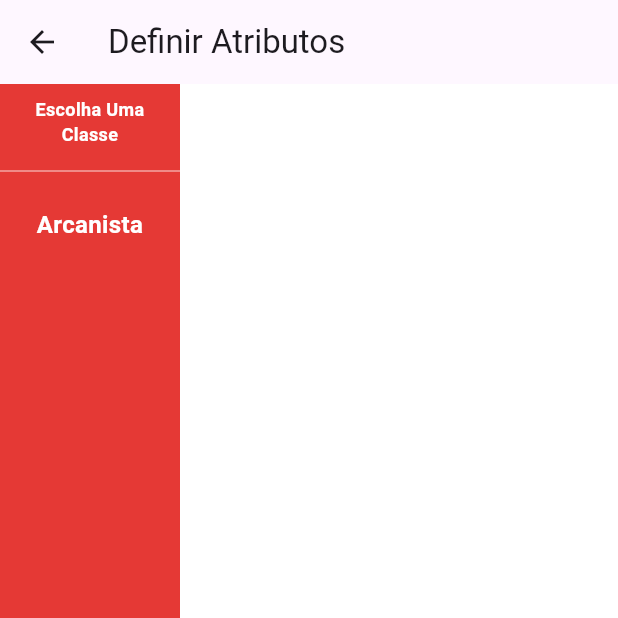
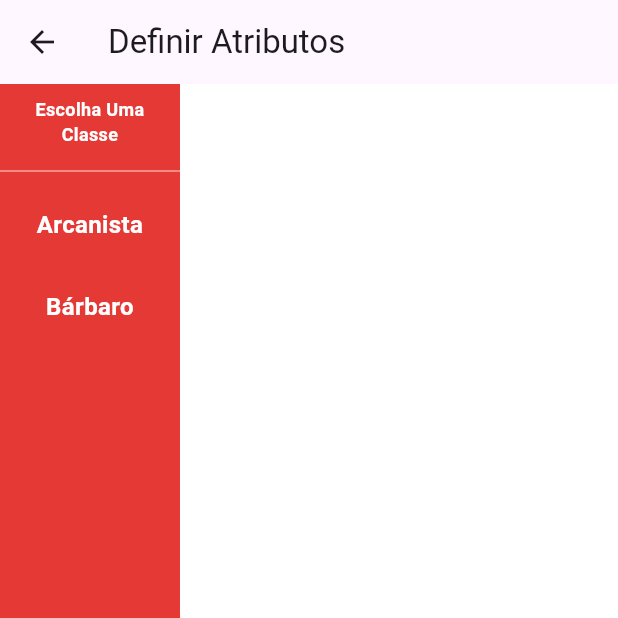
Before and after one commit to JohnThefive/Criador-de-personagem---Tormenta-20, a Flutter app: the CharacterCreatorScreen screen opened directly, swiped to page 3, on a phone screen of 412 x 824 dp, the top half of it. Run offline on Flutter 3.47's test engine with Material 3 defaults, Android fonts, the phone set to English and light mode, and no system bars; our stand-ins replace flutter_bloc.

Commit message:
adição de classe e atualização de appbar
A pagina de seleção de classe foi modificada para conseguir exibir as habilidades de classe.

A classe barbaro foi adicionada

o Botão próximo agora foi posicionado na parte superior da tela (junto com o botão de voltar)

```diff
--- a/lib/domain/entities/classe.dart
+++ b/lib/domain/entities/classe.dart
@@ -50,6 +50,9 @@ class Classe {
   // A classe pode ter caminhos para escolher no Nível 1 (Ex: Arcanista)
   final List<CaminhoDeClasse> caminhosDisponiveis;
 
+  final Map<String, String> habilidadesFixas; // Ex: Fúria, Instinto Selvagem
+  final Map<String, String> poderesDaClasse;  // Ex: Alma de Bronze, Frenesi
+
   const Classe({
     required this.nome,
     required this.pvInicial,
@@ -63,7 +66,9 @@ class Classe {
     this.caminhosDisponiveis = const [],
     this.tabelaDeProgressao = const {},
     required this.caminhoImagem,
-    required this.descricaoclasse, // <--- AQUI
+    required this.descricaoclasse,
+    this.habilidadesFixas = const {},
+    this.poderesDaClasse = const {},
 
 
   });
--- a/lib/domain/entities/poder.dart
+++ b/lib/domain/entities/poder.dart
@@ -25,7 +25,7 @@ class Poder {
     // 1. Checa Nível
     if (classeAtual.nivel < nivelMinimo) return false;
 
-    // 2. Checa Caminho (Se a lista não for vazia, o caminho atual DEVE estar nela)
+    // 2. Checa Caminho (
     if (caminhosExigidos.isNotEmpty) {
       final caminhoAtual = classeAtual.caminhoEscolhido?.nome;
       if (caminhoAtual == null || !caminhosExigidos.contains(caminhoAtual)) {
@@ -39,7 +39,7 @@ class Poder {
       if (!nomesDosPoderesQueTenho.contains(exigido)) return false;
     }
 
-    // 4. Checa Perícias (Assumindo que teremos uma lista de perícias treinadas no personagem no futuro)
+    // 4. Checa Perícias (deixarei isso para apliicações futuras)
     // for (var pericia in periciasExigidas) {
     //   if (!personagem.periciasTreinadas.contains(pericia)) return false;
     // }
--- a/lib/domain/services/banco_classes.dart
+++ b/lib/domain/services/banco_classes.dart
@@ -1,3 +1,5 @@
+import 'package:t20_creator/domain/entities/proficiencias.dart';
+
 import '../entities/classe.dart';
 
 class BancoDeClasses {
@@ -44,28 +46,134 @@ class BancoDeClasses {
         19: ["Poder de Arcanista"],
         20: ["Poder de Arcanista", "Alta Arcana"],
       },
+
       caminhosDisponiveis: [
         CaminhoDeClasse(
           nome: "Bruxo",
           atributoChave: "INT",
-          descricao: "Usa um Foco Mágico (RD 10, PV = metade do seu). Se destruído, fica atordoado.",
+          descricao: "Usa um Foco Mágico (RD 10, PV = metade do seu). Se destruído, fica atordoado (USA INT).",
           temFocoMagico: true,
         ),
         CaminhoDeClasse(
           nome: "Feiticeiro",
           atributoChave: "CAR",
-          descricao: "Magia inata através de uma Linhagem. Aprende magias em níveis ímpares.",
+          descricao: "Magia inata através de uma Linhagem. Aprende magias em níveis ímpares (USA CAR).",
           temLinhagem: true,
         ),
         CaminhoDeClasse(
           nome: "Mago",
           atributoChave: "INT",
-          descricao: "Possui um Grimório. Precisa memorizar magias. Começa com 4 magias.",
+          descricao: "Possui um Grimório. Precisa memorizar magias. Começa com 4 magias (USA INT).",
           temGrimorio: true,
         ),
+      ],
 
+    habilidadesFixas: {
+  "Magias": "Você pode lançar magias arcanas. Você conhece e pode lançar magias de acordo com seu nível de Arcanista. Seu atributo-chave define a CD para resistir às suas magias e a quantidade de PM disponíveis.",
+  "Poder do Arcanista": "A cada nível, você recebe um Poder de Arcanista à sua escolha, desde que cumpra os pré-requisitos. Você só pode escolher cada poder uma vez, a menos que sua descrição diga o contrário.",
+  "Alta Arcana": "No 20º nível, seu domínio das artes arcanas é absoluto. O custo em PM de suas magias arcanas é reduzido à metade (após aplicar aprimoramentos e outros efeitos que alterem o custo)."
+   },
+
+   poderesDaClasse: {
+  "Arcano de Batalha": "Quando lança uma magia que cause dano, você soma seu atributo-chave na rolagem de dano.",
+  "Aumento de Atributo": "Você recebe +1 em um atributo. Pode escolher este poder várias vezes, mas apenas uma vez por patamar para o mesmo atributo.",
+  "Caldeirão do Bruxo": "Você pode criar poções como se tivesse o poder geral Preparar Poção. Se já o tiver, pode criar poções de até 5º círculo. Pré-requisitos: Bruxo, treinado em Ofício (alquimista).",
+  "Conhecimento Mágico": "Você aprende duas magias de qualquer círculo que possa lançar. Pode escolher este poder várias vezes.",
+  "Contramágica Aprimorada": "Uma vez por rodada, você pode fazer uma contramágica como reação. Pré-requisito: Dissipar Magia.",
+  "Envolto em Mistério": "Você recebe +5 em Enganação e Intimidação contra pessoas ignorantes ou supersticiosas, conforme definido pelo mestre.",
+  "Escriba Arcano": "Você pode aprender magias copiando pergaminhos ou grimórios. O custo é um dia de trabalho e T250 por PM da magia. Pré-requisitos: Mago, treinado em Ofício (escriba).",
+  "Especialista em Escola": "Escolha uma escola de magia. A CD para resistir às suas magias dessa escola aumenta em +2. Pré-requisito: Bruxo ou Mago.",
+  "Familiar": "Você possui um animal mágico que o auxilia. Ele concede benefícios conforme regras específicas de Familiar.",
+  "Fluxo de Mana": "Você pode manter dois efeitos sustentados ativos simultaneamente com uma única ação livre, pagando seus custos normalmente. Pré-requisito: 10º nível de Arcanista.",
+  "Foco Vital": "Se estiver segurando seu foco mágico e sofrer dano que o levaria a 0 PV ou menos, você fica com 1 PV e o foco perde PV igual ao excedente. Se o foco for destruído, você sofre o dano restante. Pré-requisito: Bruxo.",
+  "Fortalecimento Arcano": "A CD para resistir às suas magias aumenta em +1. Se puder lançar magias de 4º círculo, aumenta em +2. Pré-requisito: 5º nível de Arcanista.",
+  "Herança Aprimorada": "Você recebe a herança aprimorada de sua linhagem sobrenatural. Pré-requisitos: Feiticeiro, 6º nível de Arcanista.",
+  "Herança Superior": "Você recebe a herança superior de sua linhagem sobrenatural. Pré-requisitos: Herança Aprimorada, 11º nível de Arcanista.",
+  "Magia Pungente": "Ao lançar uma magia, você pode pagar 1 PM para aumentar em +2 a CD para resistir a ela.",
+  "Mestre em Escola": "Escolha uma escola de magia. O custo para lançar magias dessa escola diminui em –1 PM. Pré-requisitos: Especialista em Escola (mesma escola), 8º nível de Arcanista.",
+  "Poder Mágico": "Você recebe +1 PM por nível de Arcanista. Se escolher este poder no 4º nível, recebe 4 PM adicionais. Ao subir de nível, recebe +1 PM adicional por nível.",
+  "Raio Arcano": "Você pode gastar uma ação padrão para causar 1d8 de dano de essência em alcance curto. O dano aumenta em +1d8 por círculo acima do 1º que puder lançar. Reflexos (CD atributo-chave) reduz à metade. Conta como magia.",
+  "Raio Elemental": "Ao usar Raio Arcano, pode pagar 1 PM para causar dano elemental (ácido, eletricidade, fogo, frio ou trevas). Se o alvo falhar no teste, sofre condição adicional conforme o elemento. Pré-requisito: Raio Arcano.",
+  "Raio Poderoso": "O dano do Raio Arcano aumenta para d12 e seu alcance passa a médio. Pré-requisito: Raio Arcano.",
+  "Tinta do Mago": "Você pode criar pergaminhos como se tivesse Escrever Pergaminho. Se já o tiver, o custo é reduzido à metade. Pré-requisitos: Mago, treinado em Ofício (escriba)."
+}
+    ),
+    Classe(
+      nome: "Bárbaro",
+      descricaoclasse: """
+      Arte feita por: Vitor Ervilha magallhães
+
+      Um combatente primitivo, que usa fúria e instintos para destruir seus inimigos.""",
+      caminhoImagem: "assets/images/classes/barbaro.png",
+      pvInicial: 24,
+      pvPorNivel: 6,
+      pmInicial: 3,
+      pmPorNivel: 3,
+      // Proficiências: Incluí armas simples e armaduras leves, que são padrão para marciais no T20, além das citadas
+      proficiencias: [
+        TipoProficiencia.armasSimples,
+        TipoProficiencia.armasMarciais,
+        TipoProficiencia.armadurasLeves,
+        TipoProficiencia.escudos
       ],
+      periciasFixas: ['FORTITUDE', 'LUTA'],
+      qtdPericiasEscolha: 4,
+      periciasOpcoes: [
+        'ADESTRAMENTO', 'ATLETISMO', 'CAVALGAR', 'INICIATIVA',
+        'INTIMIDACAO', 'OFICIO', 'PERCEPCAO', 'PONTARIA',
+        'SOBREVIVENCIA', 'VONTADE'
+      ],
+      caminhosDisponiveis: [], // Bárbaro não escolhe caminho no Nível 1
+      tabelaDeProgressao: {
+        1: ["Fúria +2"],
+        2: ["Poder de Bárbaro"],
+        3: ["Instinto Selvagem +1", "Poder de Bárbaro"],
+        4: ["Poder de Bárbaro"],
+        5: ["Poder de Bárbaro", "Redução de Dano 2"],
+        6: ["Fúria +3", "Poder de Bárbaro"],
+        7: ["Poder de Bárbaro"],
+        8: ["Poder de Bárbaro", "Redução de Dano 4"],
+        9: ["Instinto Selvagem +2", "Poder de Bárbaro"],
+        10: ["Poder de Bárbaro"],
+        11: ["Fúria +4", "Poder de Bárbaro", "Redução de Dano 6"],
+        12: ["Poder de Bárbaro"],
+        13: ["Poder de Bárbaro"],
+        14: ["Poder de Bárbaro", "Redução de Dano 8"],
+        15: ["Instinto Selvagem +3", "Poder de Bárbaro"],
+        16: ["Fúria +5", "Poder de Bárbaro"],
+        17: ["Poder de Bárbaro", "Redução de Dano 10"],
+        18: ["Poder de Bárbaro"],
+        19: ["Poder de Bárbaro"],
+        20: ["Fúria Titânica", "Poder de Bárbaro"],
+      },
+      habilidadesFixas: {
+        "Fúria": "Você pode gastar 2 PM para invocar uma fúria selvagem...",
+        "Instinto Selvagem": "No 3o nível, você recebe +1 em rolagens de dano, Percepção e Reflexos. A cada seis níveis, esse bônus aumenta em +1.",
+        "Redução de Dano": "A partir do 5º nível, graças ao seu vigor, você ignora 2 pontos de dano, a cada 3 níveis, sua RD aumenta em 2 até o máximo de 10",
+        "Fúria Titânica": "No 20º nível, o bônus de sua Fúria aumenta para +6. Além disso, quando entra em fúria você pode dobrar seu tamanho...",
+      },
+      poderesDaClasse: {
+        "Alma de Bronze": "Quando entra em fúria, você recebe uma quantidade de pontos de vida temporários igual a metade do seu nível + mod. Força.",
+        "Aumento de Atributo": "Você recebe +2 em um atributo a sua escolha...",
+        "Brado Assustador": "Você pode gastar uma ação de movimento e 1 PM para soltar um berro feroz. Inimigos devem fazer teste de Vontade...",
+        "Crítico Brutal": "Seu multiplicador de crítico com ataques corpo a corpo aumenta em +1.",
+        "Destruidor": "Quando causa dano com arma de duas mãos, pode rolar novamente resultados 1 ou 2.",
+        "Espírito Inquebrável": "Enquanto está em fúria, você não fica inconsciente por estar com 0 ou menos PV.",
+        "Golpe Poderoso": "Você pode gastar 1 PM  para causar um dado extra de dano do mesmo tipo (Golpe corpo a corpo ou aremesso)" ,
+        "Ímpeto": "Você pode gastar 1 pm para Aumentar seu deslocamento em 6m+ por rodada" ,
+        "Investida Imprudente": "aumenta sua penalidade na Defesa pela investida para –5 para receber um bônus de +1d12 na rolagem de dano deste ataque.",
+        "Pele de Aço": "O bônus de Pele de Ferro aumenta para +8. Pré-requisitos: Pele de Ferro, 8o nível de bárbaro.",
+        "Sangue dos Inimigos": "em fúria, quando faz um acerto crítico ou Mata um inimigo, você recebe um bônus cumulativo de +1 em testes de ataque e rolagens de dano, limitado pelo seu nível, até o fim da cena.",
+        "Superstição": "Você odeia magia, o que faz com que seja mais resistente a ela. Você recebe resistência a magia +5",
+        "Totem Espiritual": "Você soma sua Sabedoria no seu total de pontos de mana. Escolha um animal totémico e Você aprende e pode lançar uma magia definida pelo animal escolhido (atributo-chave Sabedoria) e pode lançá-la mesmo em fúria. Pré-requisitos: Sab 1, 4o nível de bárbaro.",
+        "Vigor Primal":"Você pode gastar uma ação de movimento e uma quantidade de PM limitada por sua Constituição. Para cada PM que gastar, você recupera 1d12 pontos de vida.",
+        "Esquiva Sobrenatural": "Seus instintos ficam tão apurados que você nunca fica surpreendido.",
+        "Força Indomável.": "Gasta 1 PM para somar seu nível em um teste de Força ou Atletismo. Você pode usar esta habilidade depois de rolar o dado, mas deve usá-la antes de o mestre dizer se você passou ou não.",
+        "Frenesi": "Se estiver em fúria e usar a ação atacar para fazer um ataque corpo a corpo, você pode gastar 2 PM para fazer um ataque adicional.",
+        "Fúria da Savana": "Seu deslocamento aumenta em +3m. Quando usa Fúria, você aplica o bônus em ataque e dano também a armas de arremesso.",
+        "Fúria Raivosa": "e sua Fúria for terminar por você não ter atacado nem sido alvo de um efeito hostil, você pode pagar 1 PM para continuar em fúria nesta rodada. Se você atacar ou for atacado na rodada seguinte, sua fúria continua normalmente."
+      },
     ),
-    // Futuramente adicionaremos Guerreiro, Bárbaro, etc aqui.
+    // Futuramente adicionaremos BARDO, guerreiro, etc aqui.
   ];
 }
--- a/lib/presentation/screens/char_creation_screen.dart
+++ b/lib/presentation/screens/char_creation_screen.dart
@@ -34,18 +34,18 @@ class CharacterCreatorScreen extends StatelessWidget {
             }
             final cubit = context.read<PersonagemCubit>();
 
-            // 1. Se estiver avançado no Wizard (Raça, etc), volta uma etapa
+            // Se estiver avançado no Wizard (Raça, etc), volta uma etapa
             if (state.etapaAtual > 0) {
               cubit.voltarEtapa();
             }
-            // 2. Se estiver na etapa 0 mas já escolheu um método (Rolagem/Compra), reseta pro inicio
+            // Se estiver na etapa 0 mas já escolheu um método (Rolagem/Compra), reseta pro inicio
             else if (state.metodoAtributos != MetodoAtributos.nenhum) {
                cubit.escolherMetodoAtributos(MetodoAtributos.nenhum);
             }
             // 3. Se estiver no começo de tudo, limpa a memória e fecha a tela
             else {
-              cubit.resetarCriacao(); // <--- O SEGREDO ESTÁ AQUI (Limpa o estado sujo)
-              Navigator.pop(context); // Agora sim fecha manualmente
+              cubit.resetarCriacao(); // (Limpa o estado sujo)
+              Navigator.pop(context);
             }
           },child:Scaffold(
           appBar: AppBar(
@@ -61,9 +61,27 @@ class CharacterCreatorScreen extends StatelessWidget {
                 }
               },
             ),
+            // Botão de avançar só aparece quando uma atividade é concluida (modificar visual no futuro)
+            actions: [
+                if (_deveMostrarBotaoAvancar(state))
+                  Padding(
+                    padding: const EdgeInsets.only(right: 8.0),
+                    child: TextButton(
+                      onPressed: () => context.read<PersonagemCubit>().avancarEtapa(),
+                      style: TextButton.styleFrom(
+                        foregroundColor: Colors.red[900], // Cor do texto e ícone
+                      ),
+                      child: const Row(
+                        children: [
+                          Text("Próximo", style: TextStyle(fontWeight: FontWeight.bold, fontSize: 16)),
+                          SizedBox(width: 4),
+                          Icon(Icons.arrow_forward),
+                        ],
+                      ),
+                    ),
+                  ),
+              ],
           ),
-
-          // O CORPO É UM WIZARD QUE NÃO DESLIZA COM O DEDO (Physics)
           body: PageView(
             controller: _pageController,
             physics: const NeverScrollableScrollPhysics(), // Bloqueia swipe manual
@@ -71,6 +89,8 @@ class CharacterCreatorScreen extends StatelessWidget {
               _PaginaAtributos(state: state), // pagina de atributos
               PaginaSelecaoRaca(state: state), // pagina de seleção de raça
               PaginaSelecaoClasse(state: state), // pagina de seleçao de classe
+              // fazer uma pagina de origens
+              // fazer uma pagina de deuses
               PaginaSelecaoPericias(state: state) ,// Pagina de seleção de pericias
               const Center(child: Text("Etapa 3: Origem (Em Breve)")),
               // ... adicione as outras etapas aqui (mesngaem pro joão do futuro) ...
@@ -78,15 +98,6 @@ class CharacterCreatorScreen extends StatelessWidget {
             ],
           ),
 
-          // Botão de avançar só aparece quando uma atividade é concluida (modificar visual no futuro)
-          floatingActionButton: _deveMostrarBotaoAvancar(state)
-            ? FloatingActionButton.extended(
-                onPressed: () => context.read<PersonagemCubit>().avancarEtapa(),
-                label: const Text("Próximo"),
-                icon: const Icon(Icons.arrow_forward),
-                backgroundColor: Colors.red[900],
-              )
-            : null,
         ),
         );
 
--- a/lib/presentation/screens/pagina_selecao_classe.dart
+++ b/lib/presentation/screens/pagina_selecao_classe.dart
@@ -141,6 +141,56 @@ class PaginaSelecaoClasse extends StatelessWidget {
                       const SizedBox(height: 16),
                       const Divider(),
 
+                      //SEssão de de Habilidades fixas de classe
+                      if (classeSelecionada.habilidadesFixas.isNotEmpty)
+                        ExpansionTile(
+                          title: const Text("Habilidades de Classe", style: TextStyle(fontWeight: FontWeight.bold, fontSize: 16)),
+                          subtitle: const Text("Ganha automaticamente ao subir de nível"),
+                          iconColor: Colors.red[900],
+                          collapsedIconColor: Colors.grey,
+                          children: classeSelecionada.habilidadesFixas.entries.map((entry) {
+                            return ListTile(
+                              title: Text(entry.key, style: const TextStyle(fontWeight: FontWeight.bold, fontSize: 14)),
+                              subtitle: Text(entry.value, style: const TextStyle(fontSize: 12)),
+                              contentPadding: const EdgeInsets.symmetric(horizontal: 16, vertical: 4),
+                            );
+                          }).toList(),
+                        ),
+
+                      //SEssão de poderes gerais de classe
+                      if (classeSelecionada.poderesDaClasse.isNotEmpty)
+                        ExpansionTile(
+                          title: const Text("Poderes da Classe", style: TextStyle(fontWeight: FontWeight.bold, fontSize: 16)),
+                          subtitle: const Text("Pode escolher 1 a cada nível a partir do nível 2"),
+                          iconColor: Colors.red[900],
+                          collapsedIconColor: Colors.grey,
+                          children: classeSelecionada.poderesDaClasse.entries.map((entry) {
+                            return Container(
+                              margin: const EdgeInsets.symmetric(horizontal: 16, vertical: 4),
+                              padding: const EdgeInsets.all(12),
+                              decoration: BoxDecoration(
+                                color: Colors.grey[100],
+                                border: Border.all(color: Colors.grey[300]!),
+                                borderRadius: BorderRadius.circular(8),
+                              ),
+                              child: Column(
+                                crossAxisAlignment: CrossAxisAlignment.start,
+                                children: [
+                                  Row(
+                                    children: [
+                                      Icon(Icons.bolt, size: 16, color: Colors.orange[700]),
+                                      const SizedBox(width: 4),
+                                      Text(entry.key, style: const TextStyle(fontWeight: FontWeight.bold, fontSize: 14)),
+                                    ],
+                                  ),
+                                  const SizedBox(height: 4),
+                                  Text(entry.value, style: const TextStyle(fontSize: 12, color: Colors.black87)),
+                                ],
+                              ),
+                            );
+                          }).toList(),
+                        ),
+
                       // --- SEÇÃO DE CAMINHOS/SUBCLASSES ---
                       if (classeSelecionada.caminhosDisponiveis.isNotEmpty) ...[
                         Row(
```
Also changed, not shown: assets/images/classes/barbaro.png (added).
